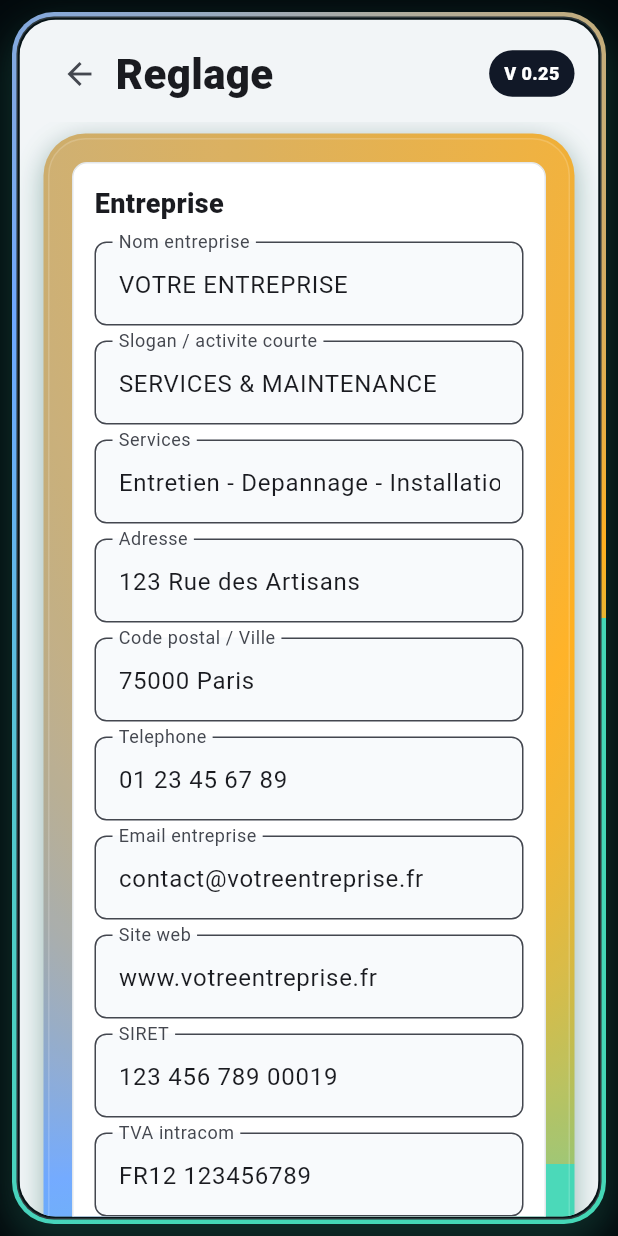
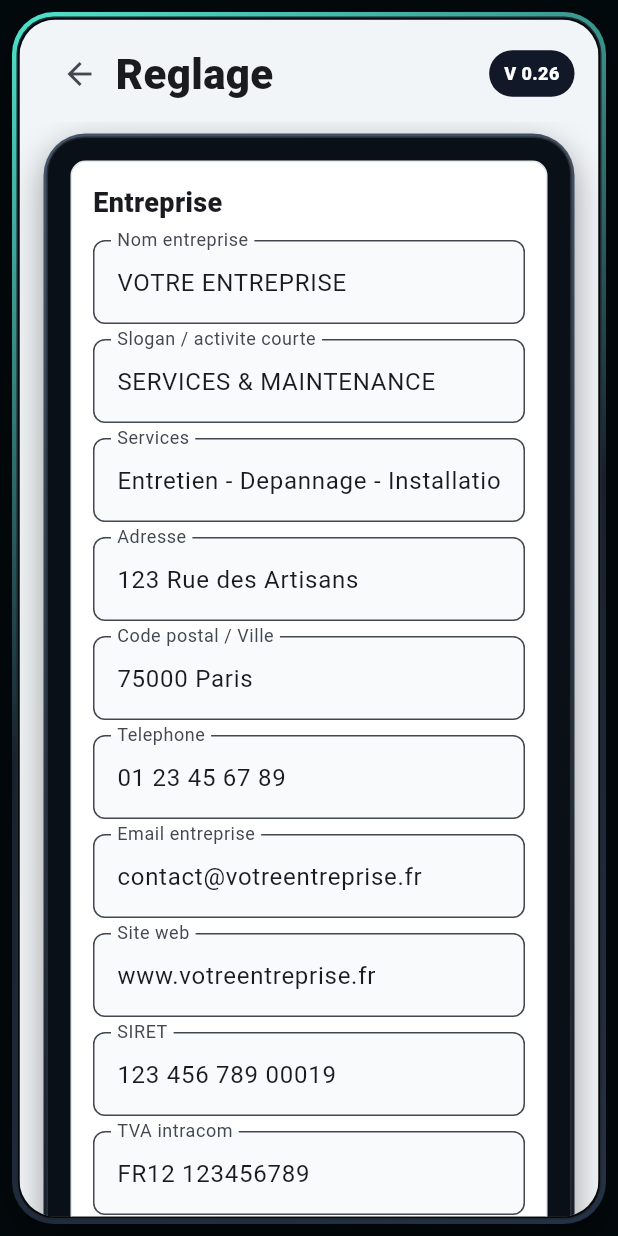
Before and after one commit to krifaa112-creator/entretiendep, a Flutter app: the screen it shows after launch, after a tap on "Reglage", on a phone screen of 412 x 824 dp. Run offline on Flutter 3.47's test engine with Material 3 defaults, Android fonts, the phone set to English and light mode, and no system bars; our stand-ins replace pdf; missing offline and left inert: dart:html; Roboto replaces fonts that are missing (Arial).

Commit message:
Refine dark mobile home background

```diff
--- a/lib/main.dart
+++ b/lib/main.dart
@@ -53,7 +53,7 @@ class _AnimatedAppFrameState extends State<AnimatedAppFrame>
     _controller = AnimationController(
       vsync: this,
       duration: const Duration(seconds: 7),
-    )..repeat();
+    );
   }
 
   @override
@@ -68,35 +68,24 @@ class _AnimatedAppFrameState extends State<AnimatedAppFrame>
       color: const Color(0xFF02090C),
       child: Padding(
         padding: const EdgeInsets.all(8),
-        child: AnimatedBuilder(
-          animation: _controller,
-          builder: (context, child) {
-            final angle = _controller.value * 6.28318;
-            return Container(
+        child: Container(
           padding: const EdgeInsets.all(3),
           decoration: BoxDecoration(
             borderRadius: BorderRadius.circular(28),
-                gradient: SweepGradient(
-                  center: Alignment.center,
-                  startAngle: angle,
-                  endAngle: angle + 6.28318,
-                  colors: const [
-                    Color(0xFF44D7B6),
-                    Color(0xFF6EA8FF),
-                    Color(0xFFFFB020),
-                    Color(0xFF44D7B6),
+            gradient: const LinearGradient(
+              begin: Alignment.topLeft,
+              end: Alignment.bottomRight,
+              colors: [
+                Color(0xFF4FE3CC),
+                Color(0xFF17212E),
+                Color(0xFF243247),
               ],
             ),
             boxShadow: [
               BoxShadow(
-                    color: const Color(0xFF44D7B6).withValues(alpha: 0.28),
+                color: Colors.black.withValues(alpha: 0.45),
                 blurRadius: 22,
                 offset: const Offset(0, 10),
-                  ),
-                  BoxShadow(
-                    color: Colors.black.withValues(alpha: 0.35),
-                    blurRadius: 18,
-                    offset: const Offset(0, 6),
               ),
             ],
           ),
@@ -104,18 +93,14 @@ class _AnimatedAppFrameState extends State<AnimatedAppFrame>
             padding: const EdgeInsets.all(1),
             decoration: BoxDecoration(
               borderRadius: BorderRadius.circular(25),
-                  border:
-                      Border.all(color: Colors.white.withValues(alpha: 0.16)),
-                  color: const Color(0xFF071317),
+              border: Border.all(color: Colors.white.withValues(alpha: 0.12)),
+              color: const Color(0xFF050A0F),
             ),
             child: ClipRRect(
               borderRadius: BorderRadius.circular(24),
-                  child: child,
-                ),
-              ),
-            );
-          },
               child: widget.child,
+            ),
+          ),
         ),
       ),
     );
@@ -141,7 +126,7 @@ class _AnimatedContentFrameState extends State<AnimatedContentFrame>
     _controller = AnimationController(
       vsync: this,
       duration: const Duration(seconds: 7),
-    )..repeat();
+    );
   }
 
   @override
@@ -152,36 +137,25 @@ class _AnimatedContentFrameState extends State<AnimatedContentFrame>
 
   @override
   Widget build(BuildContext context) {
-    return AnimatedBuilder(
-      animation: _controller,
-      builder: (context, child) {
-        final angle = _controller.value * 6.28318;
     return Container(
       width: double.infinity,
-          padding: const EdgeInsets.all(3),
+      padding: const EdgeInsets.all(2),
       decoration: BoxDecoration(
         borderRadius: BorderRadius.circular(28),
-            gradient: SweepGradient(
-              center: Alignment.center,
-              startAngle: angle,
-              endAngle: angle + 6.28318,
-              colors: const [
-                Color(0xFF44D7B6),
-                Color(0xFF6EA8FF),
-                Color(0xFFFFB020),
-                Color(0xFF44D7B6),
+        gradient: const LinearGradient(
+          begin: Alignment.topLeft,
+          end: Alignment.bottomRight,
+          colors: [
+            Color(0xFF45556A),
+            Color(0xFF17212E),
+            Color(0xFF0B1118),
           ],
         ),
         boxShadow: [
           BoxShadow(
-                color: const Color(0xFF44D7B6).withValues(alpha: 0.22),
+            color: Colors.black.withValues(alpha: 0.36),
             blurRadius: 18,
             offset: const Offset(0, 8),
-              ),
-              BoxShadow(
-                color: Colors.black.withValues(alpha: 0.22),
-                blurRadius: 14,
-                offset: const Offset(0, 4),
           ),
         ],
       ),
@@ -189,20 +163,17 @@ class _AnimatedContentFrameState extends State<AnimatedContentFrame>
         padding: const EdgeInsets.all(1),
         decoration: BoxDecoration(
           borderRadius: BorderRadius.circular(25),
-              border: Border.all(color: Colors.white.withValues(alpha: 0.16)),
-              color: Colors.white.withValues(alpha: 0.04),
+          border: Border.all(color: Colors.white.withValues(alpha: 0.12)),
+          color: const Color(0xFF0A1017),
         ),
         child: ClipRRect(
           borderRadius: BorderRadius.circular(24),
           child: Padding(
             padding: const EdgeInsets.all(14),
-                child: child,
-              ),
-            ),
-          ),
-        );
-      },
             child: widget.child,
+          ),
+        ),
+      ),
     );
   }
 }
@@ -612,7 +583,7 @@ class _HomeScreenState extends State<HomeScreen> {
   Widget build(BuildContext context) {
     final height = MediaQuery.sizeOf(context).height;
     return Scaffold(
-      backgroundColor: const Color(0xFF071317),
+      backgroundColor: const Color(0xFF050A0F),
       body: Stack(
         children: [
           const Positioned.fill(child: HomeBackdrop()),
@@ -702,43 +673,17 @@ class HomeBackdrop extends StatelessWidget {
 
   @override
   Widget build(BuildContext context) {
-    return Container(
-      decoration: const BoxDecoration(
+    return const DecoratedBox(
+      decoration: BoxDecoration(
         gradient: LinearGradient(
-          begin: Alignment.topLeft,
-          end: Alignment.bottomRight,
+          begin: Alignment.topCenter,
+          end: Alignment.bottomCenter,
           colors: [
-            Color(0xFF071317),
-            Color(0xFF0F2B2E),
-            Color(0xFF13233F),
-          ],
-        ),
-      ),
-      child: Stack(
-        children: [
-          Positioned(
-            top: -100,
-            right: -90,
-            child: DecoratedBox(
-              decoration: BoxDecoration(
-                shape: BoxShape.circle,
-                color: const Color(0xFF44D7B6).withValues(alpha: 0.22),
-              ),
-              child: const SizedBox(width: 260, height: 260),
-            ),
-          ),
-          Positioned(
-            bottom: 80,
-            left: -120,
-            child: DecoratedBox(
-              decoration: BoxDecoration(
-                shape: BoxShape.circle,
-                color: const Color(0xFFFFB020).withValues(alpha: 0.16),
-              ),
-              child: const SizedBox(width: 280, height: 280),
-            ),
-          ),
-        ],
+            Color(0xFF050A0F),
+            Color(0xFF0B1118),
+            Color(0xFF111827),
+          ],
+        ),
       ),
     );
   }
@@ -806,7 +751,7 @@ class LogoHeader extends StatelessWidget {
             border: Border.all(color: Colors.white.withValues(alpha: 0.14)),
           ),
           child: const Text(
-            'V 0.25',
+            'V 0.26',
             style: TextStyle(
               color: Colors.white,
               fontSize: 12,
@@ -966,13 +911,22 @@ class HomeActionCard extends StatelessWidget {
                 ),
                 child: Icon(icon, color: accent, size: 28),
               ),
-              const SizedBox(height: 34),
-              Text(
+              const SizedBox(height: 30),
+              SizedBox(
+                width: double.infinity,
+                height: 31,
+                child: FittedBox(
+                  alignment: Alignment.centerLeft,
+                  fit: BoxFit.scaleDown,
+                  child: Text(
                     title,
+                    maxLines: 1,
                     style: const TextStyle(
                       color: Colors.white,
                       fontSize: 22,
                       fontWeight: FontWeight.w900,
+                    ),
+                  ),
                 ),
               ),
               const SizedBox(height: 5),
@@ -3542,7 +3496,7 @@ class AppPage extends StatelessWidget {
                       borderRadius: BorderRadius.circular(999),
                     ),
                     child: const Text(
-                      'V 0.25',
+                      'V 0.26',
                       style: TextStyle(
                         color: Colors.white,
                         fontSize: 12,
--- a/pubspec.yaml
+++ b/pubspec.yaml
@@ -1,7 +1,7 @@
 name: entretien_chaudiere_flutter
 description: Application mobile Flutter pour fiches client et rapports d'entretien chaudiere.
 publish_to: "none"
-version: 0.25.0+25
+version: 0.26.0+26
 
 environment:
   sdk: ">=3.3.0 <4.0.0"
```
Also changed, not shown: 2 other files. Lines whose indentation alone changed are shown as unchanged.
